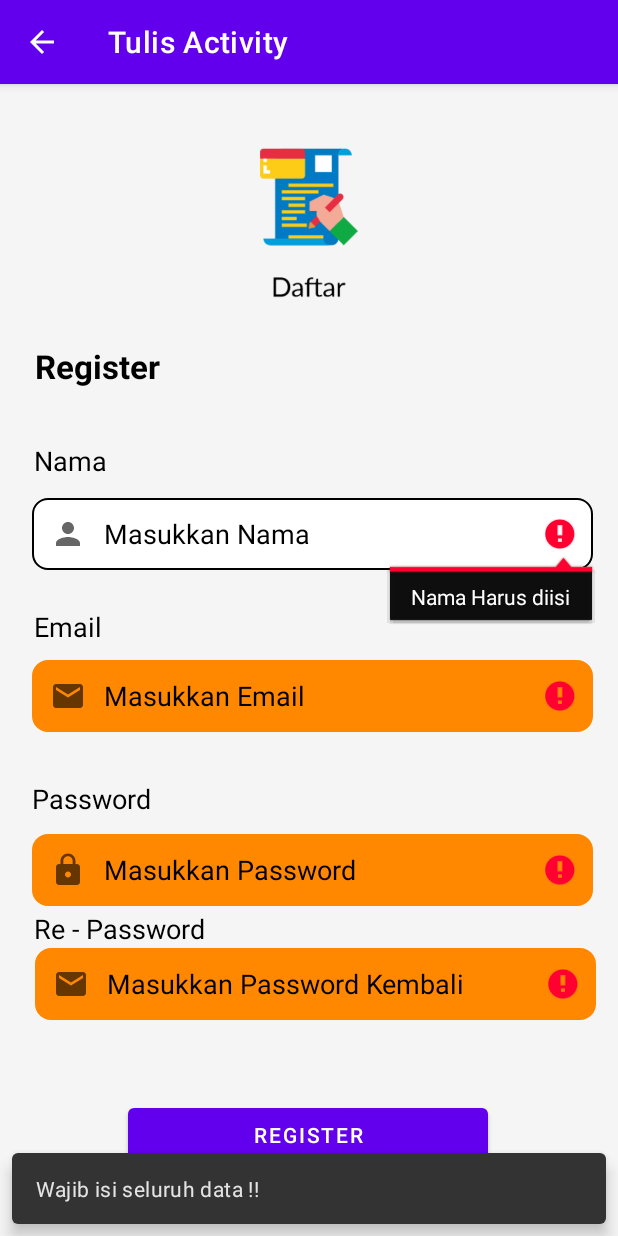
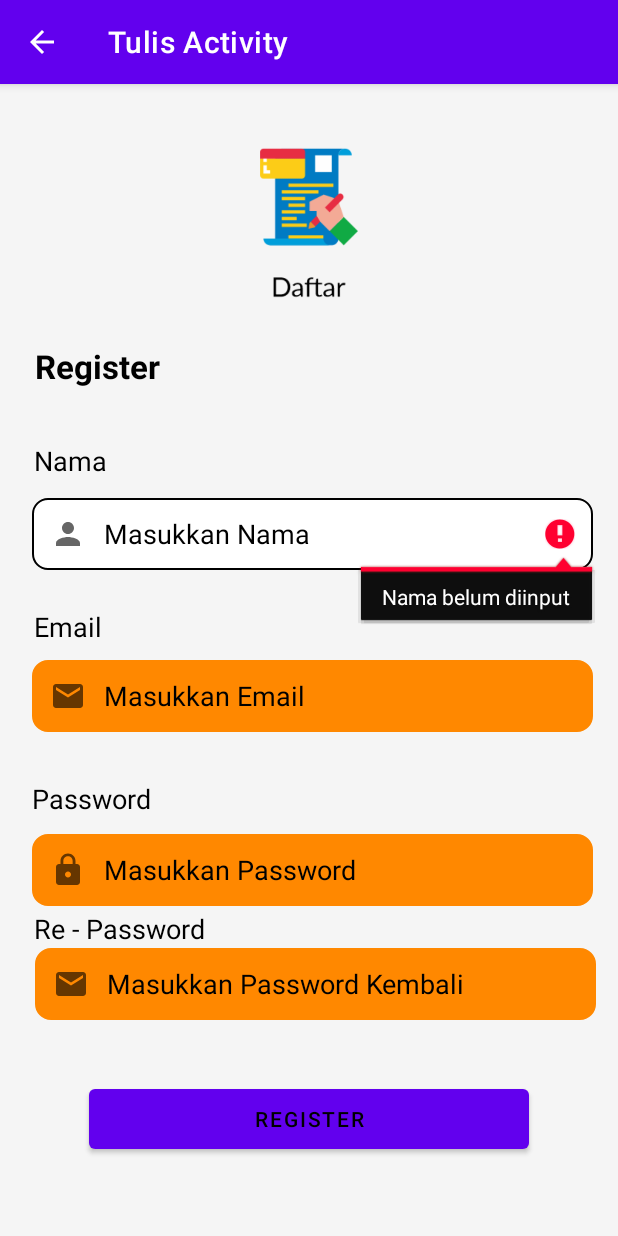
Before and after one commit to zahranrafif/20200140073_Exe1_B, an Android app: the DaftarActivity screen opened directly, with no data from a screen before it, after a tap on "REGISTER", on a phone screen of 412 x 824 dp. Run offline under Robolectric (Android 15) with nearby library versions, the phone set to English and light mode, and no system bars.

Commit message:
Exe1 Todo App

```diff
--- a/app/src/main/java/com/example/creatinglayout/DaftarActivity.java
+++ b/app/src/main/java/com/example/creatinglayout/DaftarActivity.java
@@ -19,7 +19,7 @@ import com.google.android.material.snackbar.Snackbar;
 public class DaftarActivity extends AppCompatActivity {
 
     //Deklrasi variabel dengan tipe data EditText
-    EditText edtNama, edtEmail, edtPassword, edtepass;
+    EditText textnama, textemail, textpassw, textrepass;
 
     //Deklarasi variabel dengan tipe data button action button
     Button save;
@@ -30,33 +30,30 @@ public class DaftarActivity extends AppCompatActivity {
         super.onCreate(savedInstanceState);
         setContentView(R.layout.daftar_activity);
 
-        edtNama = findViewById(R.id.edNama);
-        edtEmail = findViewById(R.id.edEmail2);
-        edtPassword = findViewById(R.id.edPass);
-        edtepass = findViewById(R.id.edrepas);
+        textnama = findViewById(R.id.edNama);
+        textemail = findViewById(R.id.edEmail2);
+        textpassw = findViewById(R.id.edPass);
+        textrepass = findViewById(R.id.edrepas);
         save = findViewById(R.id.buttonSave);
 
         //membuat method untuk event dari button
         save.setOnClickListener(new View.OnClickListener() {
             @Override
             public void onClick(View v) {
-                nama = edtNama.getText().toString();
-                if (edtNama.getText().toString().isEmpty() ||
-                        edtEmail.getText().toString().isEmpty() ||
-                        edtPassword.getText().toString().isEmpty() ||
-                        edtepass.getText().toString().isEmpty())
-                {
-                    //pesan error jika belum diisi
-                    edtNama.setError("Nama Harus diisi");
-                    edtEmail.setError("Email Harus diisi");
-                    edtPassword.setError("Password Harus diisi");
-                    edtepass.setError("Re Password Harus diisi");
-                    Snackbar.make(v, "Wajib isi seluruh data !!", Snackbar.LENGTH_LONG).show();
-                }
+                nama = textnama.getText().toString();
+
+                if (textnama.getText().toString().length() == 0)
+                    textnama.setError("Nama belum diinput");
+                else if (textemail.getText().toString().length() == 0)
+                    textemail.setError("Email belum diinput");
+                else if (textpassw.getText().toString().length()==0)
+                    textpassw.setError("Password belum diinput");
+                else if (textrepass.getText().toString().length() == 0)
+                    textrepass.setError("Re-Password belum diinput");
                 else
                 {
                     //Membuat kondisi untuk mengecek apakah isi dari password dan repassword sama atau tidak
-                    if (edtPassword.getText().toString().equals(edtepass.getText().toString()))
+                    if (textpassw.getText().toString().equals(textrepass.getText().toString()))
                     {
                         //inisiasi
                         Bundle bn = new Bundle();
--- a/app/src/main/res/layout/daftar_activity.xml
+++ b/app/src/main/res/layout/daftar_activity.xml
@@ -193,16 +193,16 @@
 
     <Button
         android:id="@+id/buttonSave"
-        android:layout_width="240dp"
-        android:layout_height="48dp"
+        android:layout_width="293dp"
+        android:layout_height="52dp"
         android:hint="@string/pencetan"
         android:text="@string/pencetan"
+        android:textColor="@color/black"
         app:layout_constraintBottom_toBottomOf="parent"
         app:layout_constraintEnd_toEndOf="parent"
-        app:layout_constraintHorizontal_bias="0.497"
         app:layout_constraintStart_toStartOf="parent"
         app:layout_constraintTop_toBottomOf="@+id/edrepas"
-        app:layout_constraintVertical_bias="0.548"
+        app:layout_constraintVertical_bias="0.436"
         tools:ignore="DuplicateSpeakableTextCheck" />
 
 </androidx.constraintlayout.widget.ConstraintLayout>
```
Also changed, not shown: app/src/main/java/com/example/creatinglayout/ActivityKedua.java (+13 -13 lines), app/src/main/java/com/example/creatinglayout/MainActivity.java (+9 -13 lines), app/src/main/java/com/example/creatinglayout/Result.java (+7 -7 lines), app/src/main/res/layout/hasil_activity.xml (+4 -4 lines), app/src/main/res/values/strings.xml (+6 -5 lines).
